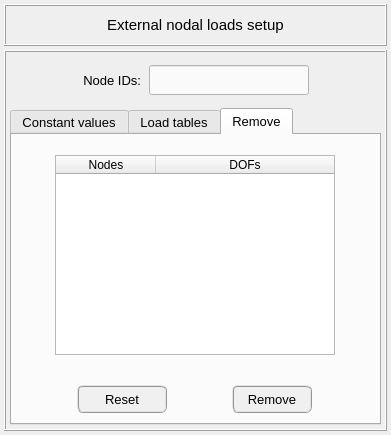
Before: the Qt Designer form pulse/interface/ui_files/model/setup/structural/external_nodal_loads_input.ui in open-pulse/OpenPulse, drawn with Qt 5.
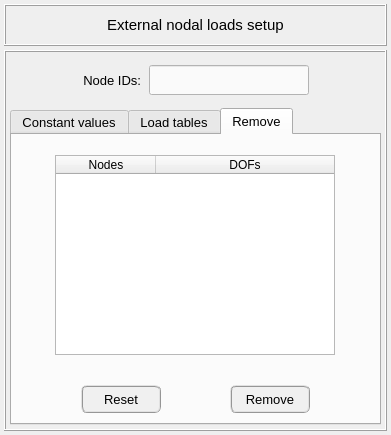
After: the same form once the commit is applied. The open tabs and pages were chosen to show the change. Icons and pictures are not drawn.

```diff
--- a/pulse/interface/ui_files/model/setup/structural/external_nodal_loads_input.ui
+++ b/pulse/interface/ui_files/model/setup/structural/external_nodal_loads_input.ui
@@ -1899,13 +1899,13 @@
               <widget class="QPushButton" name="pushButton_reset">
                <property name="minimumSize">
                 <size>
-                 <width>90</width>
+                 <width>80</width>
                  <height>28</height>
                 </size>
                </property>
                <property name="maximumSize">
                 <size>
-                 <width>90</width>
+                 <width>80</width>
                  <height>28</height>
                 </size>
                </property>
```
Left out of the diff: 2 changed lines with no effect on the pictures.
